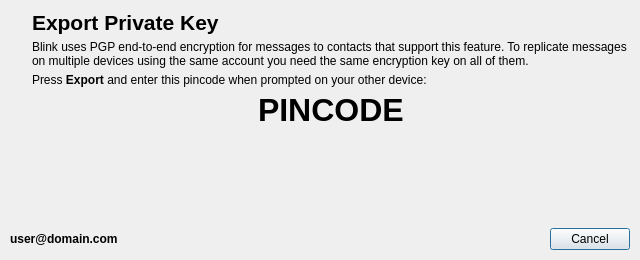
First picture: the form in resources/export_private_key_dialog.ui, repository AGProjects/blink-qt, before the edit.
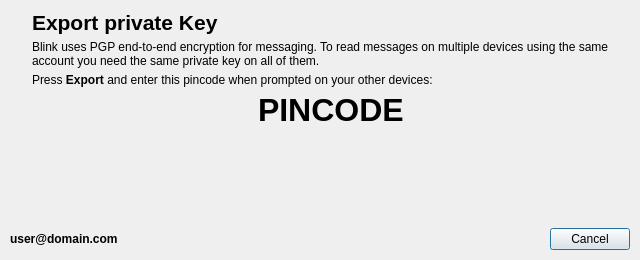
Second picture: the form after the edit. Icons and pictures are not drawn.

Commit message: Refactor text of private key import/export dialogs

The edit to the form file:
```diff
--- a/resources/export_private_key_dialog.ui
+++ b/resources/export_private_key_dialog.ui
@@ -80,14 +80,14 @@
         </font>
        </property>
        <property name="text">
-        <string>Export Private Key</string>
+        <string>Export private Key</string>
        </property>
       </widget>
      </item>
      <item>
       <widget class="QLabel" name="label_3">
        <property name="text">
-        <string>Blink uses PGP end-to-end encryption for messages to contacts that support this feature. To replicate messages on multiple devices using the same account you need the same encryption key on all of them.</string>
+        <string>Blink uses PGP end-to-end encryption for messaging. To read messages on multiple devices using the same account you need the same private key on all of them.</string>
        </property>
        <property name="wordWrap">
         <bool>true</bool>
@@ -103,7 +103,7 @@
         </font>
        </property>
        <property name="text">
-        <string>&lt;html&gt;&lt;head/&gt;&lt;body&gt;&lt;p&gt;Press &lt;span style=&quot; font-weight:600;&quot;&gt;Export&lt;/span&gt; and enter this pincode when prompted on your other device:&lt;/p&gt;&lt;/body&gt;&lt;/html&gt;</string>
+        <string>&lt;html&gt;&lt;head/&gt;&lt;body&gt;&lt;p&gt;Press &lt;span style=&quot; font-weight:600;&quot;&gt;Export&lt;/span&gt; and enter this pincode when prompted on your other devices:&lt;/p&gt;&lt;/body&gt;&lt;/html&gt;</string>
        </property>
       </widget>
      </item>
```
Left out of the diff: 2 changed lines with no effect on the pictures. The commit also changes 3 other files.
